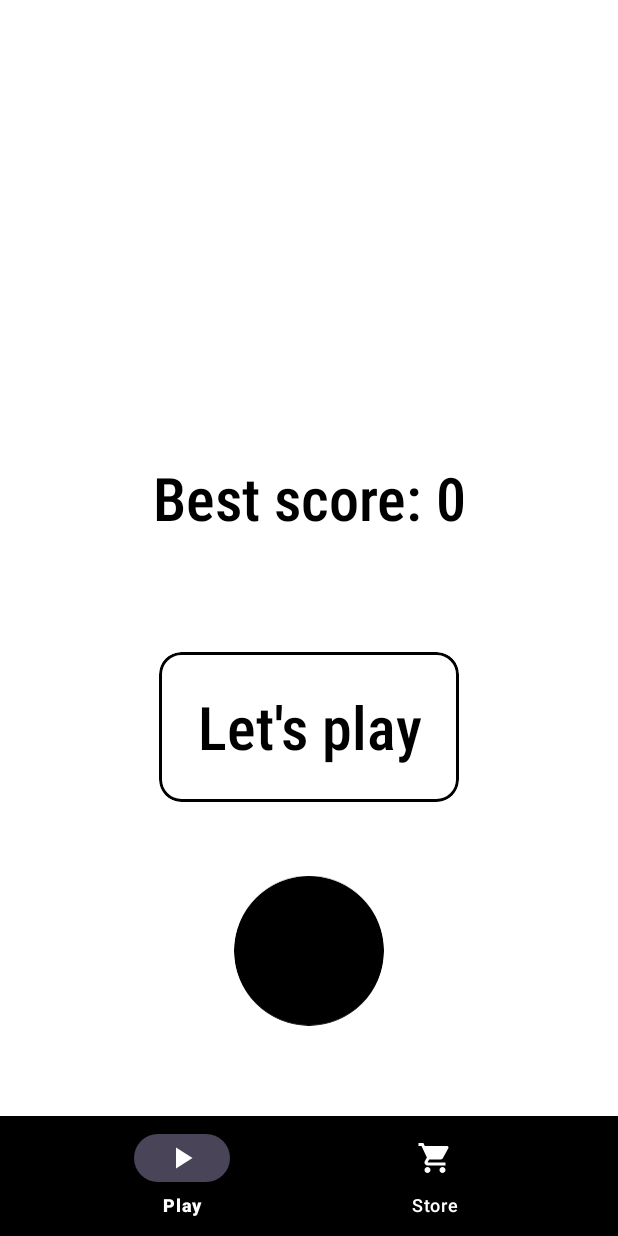
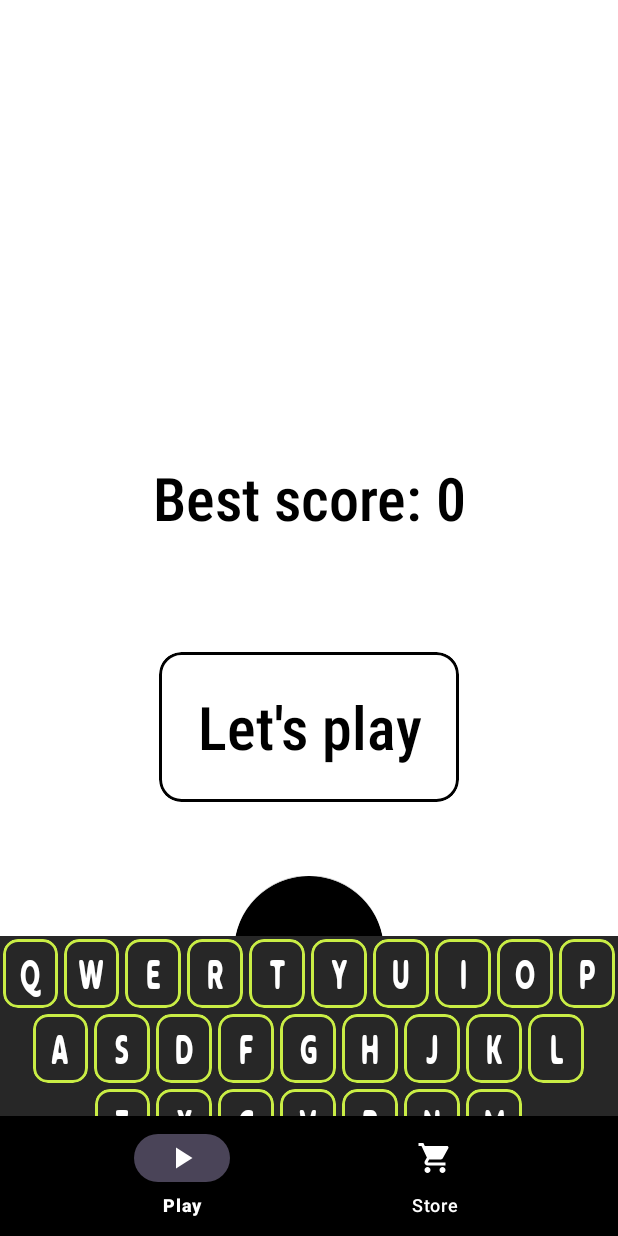
Before and after one commit to Agamagsm13/WorderWorld, an Android app built with Jetpack Compose: the LetsPlayFragment screen opened through its navigation route, on a phone screen of 412 x 824 dp. Run offline under Robolectric (Android 15) with nearby library versions, the phone set to English and light mode, and no system bars; our stand-ins replace AdMob, Dagger/Hilt's generated code, navigation-ui; libraries missing offline, so code that uses them is left out: com.android.billingclient; 1 statement that could not run was skipped.

Commit message:
custom keyboard

```diff
--- /dev/null
+++ b/app/src/main/java/com/example/worderworld/widget/CustomKey.kt
@@ -0,0 +1,52 @@
+package com.example.worderworld.widget
+
+import android.content.Context
+import android.util.AttributeSet
+import android.view.LayoutInflater
+import android.view.View
+import android.widget.Toast
+import androidx.constraintlayout.widget.ConstraintLayout
+import androidx.core.content.ContextCompat
+import com.agamatech.worderworld.R
+import com.agamatech.worderworld.databinding.WidgetKeyViewBinding
+import com.agamatech.worderworld.databinding.WidgetKeyboardViewBinding
+
+class CustomKey @JvmOverloads constructor(
+    context: Context,
+    attrs: AttributeSet? = null,
+    defStyleAttr: Int = 0,
+) : ConstraintLayout(context, attrs, defStyleAttr) {
+
+    private var binding: WidgetKeyViewBinding =
+        WidgetKeyViewBinding.inflate(LayoutInflater.from(context), this, true)
+
+    private var keyText: String?
+    private var keyState: Int?
+
+    init {
+        val array = context.obtainStyledAttributes(attrs, R.styleable.KeyViewStyle, defStyleAttr, 0)
+        keyText = array.getText(R.styleable.KeyViewStyle_key_text).toString()
+        keyState = array.getInt(R.styleable.KeyViewStyle_key_state, 0)
+        setUI()
+        array.recycle()
+    }
+
+    private fun setUI() {
+        binding.keyText.text = keyText
+        binding.keyCard.setOnClickListener {
+            Toast.makeText(context, binding.keyText.text, Toast.LENGTH_LONG).show()
+        }
+    }
+
+
+    private fun setBackgroundView(layout: View, backgroundColor: Int, corners: Int) {
+        //val shape = GradientDrawable()
+        //with(shape) {
+        //    this.shape = GradientDrawable.RECTANGLE
+        //    cornerRadius = corners.dpToPx()
+        //    setColor(backgroundColor)
+        //}
+        //layout.background = shape
+    }
+
+}
--- /dev/null
+++ b/app/src/main/java/com/example/worderworld/widget/CustomKeyboard.kt
@@ -0,0 +1,49 @@
+package com.example.worderworld.widget
+
+import android.content.Context
+import android.util.AttributeSet
+import android.view.LayoutInflater
+import android.view.View
+import androidx.constraintlayout.widget.ConstraintLayout
+import androidx.core.content.ContextCompat
+import com.agamatech.worderworld.R
+import com.agamatech.worderworld.databinding.WidgetKeyboardViewBinding
+
+class CustomKeyboard @JvmOverloads constructor(
+    context: Context,
+    attrs: AttributeSet? = null,
+    defStyleAttr: Int = 0,
+) : ConstraintLayout(context, attrs, defStyleAttr) {
+
+        private var binding: WidgetKeyboardViewBinding =
+        WidgetKeyboardViewBinding.inflate(LayoutInflater.from(context), this, true)
+
+    private var backgroundColor: Int
+    private val defaultBgColor by lazy { ContextCompat.getColor(context, R.color.transparent) }
+
+    init {
+        val array = context.obtainStyledAttributes(attrs, R.styleable.KeyboardViewStyle, defStyleAttr, 0)
+
+        backgroundColor = array.getColor(R.styleable.KeyboardViewStyle_keyboard_backgroundColor, defaultBgColor)
+        setUI()
+        array.recycle()
+    }
+
+    private fun setUI() {
+        //if (backgroundColor != defaultBgColor || corners > 0) {
+        //    setBackgroundView(binding.containerSpiciness, backgroundColor, corners)
+        //}
+    }
+
+
+    private fun setBackgroundView(layout: View, backgroundColor: Int, corners: Int) {
+        //val shape = GradientDrawable()
+        //with(shape) {
+        //    this.shape = GradientDrawable.RECTANGLE
+        //    cornerRadius = corners.dpToPx()
+        //    setColor(backgroundColor)
+        //}
+        //layout.background = shape
+    }
+
+}
--- a/app/src/main/res/layout/fragment_lets_play.xml
+++ b/app/src/main/res/layout/fragment_lets_play.xml
@@ -64,5 +64,10 @@
             android:textSize="40sp" />
     </com.google.android.material.card.MaterialCardView>
 
+    <com.example.worderworld.widget.CustomKeyboard
+        android:layout_width="match_parent"
+        android:layout_height="wrap_content"
+        app:layout_constraintBottom_toBottomOf="parent"
+        android:layout_marginBottom="50dp"/>
 
 </androidx.constraintlayout.widget.ConstraintLayout>
--- /dev/null
+++ b/app/src/main/res/layout/widget_key_view.xml
@@ -0,0 +1,38 @@
+<?xml version="1.0" encoding="utf-8"?>
+<androidx.constraintlayout.widget.ConstraintLayout xmlns:android="http://schemas.android.com/apk/res/android"
+    android:layout_width="match_parent"
+    android:layout_height="match_parent"
+    android:layout_margin="2dp"
+    xmlns:app="http://schemas.android.com/apk/res-auto"
+    xmlns:tools="http://schemas.android.com/tools">
+
+    <com.google.android.material.card.MaterialCardView
+        android:id="@+id/key_card"
+        android:layout_width="match_parent"
+        android:layout_height="match_parent"
+        app:cardCornerRadius="10dp"
+        android:elevation="0dp"
+        android:foreground="?android:attr/selectableItemBackground"
+        android:clickable="true"
+        android:focusable="true"
+        app:cardBackgroundColor="@color/grey_dark"
+        app:strokeWidth="2dp"
+        app:strokeColor="@color/lime">
+
+        <androidx.appcompat.widget.AppCompatTextView
+            android:id="@+id/key_text"
+            android:layout_width="match_parent"
+            android:layout_height="match_parent"
+            app:autoSizeTextType="uniform"
+            app:autoSizeMinTextSize="12dp"
+            app:autoSizeMaxTextSize="100dp"
+            app:autoSizeStepGranularity="2dp"
+            android:textColor="@color/white"
+            android:gravity="center"
+            android:layout_margin="5dp"
+            android:fontFamily="@font/pemanka"
+            android:textAllCaps="true"
+            android:clickable="false"
+            tools:text="w"/>
+    </com.google.android.material.card.MaterialCardView>
+</androidx.constraintlayout.widget.ConstraintLayout>
--- /dev/null
+++ b/app/src/main/res/layout/widget_keyboard_view.xml
@@ -0,0 +1,205 @@
+<?xml version="1.0" encoding="utf-8"?>
+<androidx.constraintlayout.widget.ConstraintLayout xmlns:android="http://schemas.android.com/apk/res/android"
+    android:layout_width="match_parent"
+    android:layout_height="wrap_content"
+    xmlns:app="http://schemas.android.com/apk/res-auto"
+    android:layout_gravity="bottom"
+    android:background="@color/grey_dark">
+
+    <LinearLayout
+    android:id="@+id/first_row"
+    app:layout_constraintTop_toTopOf="parent"
+    android:layout_width="match_parent"
+    android:layout_height="50dp"
+    android:orientation="horizontal">
+
+    <com.example.worderworld.widget.CustomKey
+        android:layout_width="0dp"
+        android:layout_height="match_parent"
+        android:layout_weight="1"
+        app:key_text="Q"/>
+    <com.example.worderworld.widget.CustomKey
+        android:layout_width="0dp"
+        android:layout_height="match_parent"
+        android:layout_weight="1"
+        app:key_state="1"
+        app:key_text="W"/>
+    <com.example.worderworld.widget.CustomKey
+        android:layout_width="0dp"
+        android:layout_height="match_parent"
+        android:layout_weight="1"
+        app:key_state="1"
+        app:key_text="E"/>
+    <com.example.worderworld.widget.CustomKey
+        android:layout_width="0dp"
+        android:layout_height="match_parent"
+        android:layout_weight="1"
+        app:key_state="1"
+        app:key_text="R"/>
+    <com.example.worderworld.widget.CustomKey
+        android:layout_width="0dp"
+        android:layout_height="match_parent"
+        android:layout_weight="1"
+        app:key_state="1"
+        app:key_text="T"/>
+    <com.example.worderworld.widget.CustomKey
+        android:layout_width="0dp"
+        android:layout_height="match_parent"
+        android:layout_weight="1"
+        app:key_state="1"
+        app:key_text="Y"/>
+    <com.example.worderworld.widget.CustomKey
+        android:layout_width="0dp"
+        android:layout_height="match_parent"
+        android:layout_weight="1"
+        app:key_state="1"
+        app:key_text="U"/>
+    <com.example.worderworld.widget.CustomKey
+        android:layout_width="0dp"
+        android:layout_height="match_parent"
+        android:layout_weight="1"
+        app:key_state="1"
+        app:key_text="I"/>
+    <com.example.worderworld.widget.CustomKey
+        android:layout_width="0dp"
+        android:layout_height="match_parent"
+        android:layout_weight="1"
+        app:key_state="1"
+        app:key_text="O"/>
+    <com.example.worderworld.widget.CustomKey
+        android:layout_width="0dp"
+        android:layout_height="match_parent"
+        android:layout_weight="1"
+        app:key_state="1"
+        app:key_text="P"/>
+</LinearLayout>
+
+    <LinearLayout
+        android:id="@+id/second_row"
+        app:layout_constraintTop_toBottomOf="@id/first_row"
+        android:layout_width="match_parent"
+        android:layout_height="50dp"
+        android:orientation="horizontal">
+
+        <View
+            android:layout_width="0dp"
+            android:layout_height="match_parent"
+            android:layout_weight="0.5" />
+        <com.example.worderworld.widget.CustomKey
+            android:layout_width="0dp"
+            android:layout_height="match_parent"
+            android:layout_weight="1"
+            app:key_text="A"/>
+        <com.example.worderworld.widget.CustomKey
+            android:layout_width="0dp"
+            android:layout_height="match_parent"
+            android:layout_weight="1"
+            app:key_state="1"
+            app:key_text="S"/>
+        <com.example.worderworld.widget.CustomKey
+            android:layout_width="0dp"
+            android:layout_height="match_parent"
+            android:layout_weight="1"
+            app:key_state="1"
+            app:key_text="D"/>
+        <com.example.worderworld.widget.CustomKey
+            android:layout_width="0dp"
+            android:layout_height="match_parent"
+            android:layout_weight="1"
+            app:key_state="1"
+            app:key_text="F"/>
+        <com.example.worderworld.widget.CustomKey
+            android:layout_width="0dp"
+            android:layout_height="match_parent"
+            android:layout_weight="1"
+            app:key_state="1"
+            app:key_text="G"/>
+        <com.example.worderworld.widget.CustomKey
+            android:layout_width="0dp"
+            android:layout_height="match_parent"
+            android:layout_weight="1"
+            app:key_state="1"
+            app:key_text="H"/>
+        <com.example.worderworld.widget.CustomKey
+            android:layout_width="0dp"
+            android:layout_height="match_parent"
+            android:layout_weight="1"
+            app:key_state="1"
+            app:key_text="J"/>
+        <com.example.worderworld.widget.CustomKey
+            android:layout_width="0dp"
+            android:layout_height="match_parent"
+            android:layout_weight="1"
+            app:key_state="1"
+            app:key_text="K"/>
+        <com.example.worderworld.widget.CustomKey
+            android:layout_width="0dp"
+            android:layout_height="match_parent"
+            android:layout_weight="1"
+            app:key_state="1"
+            app:key_text="L"/>
+        <View
+            android:layout_width="0dp"
+            android:layout_height="match_parent"
+            android:layout_weight="0.5"/>
+    </LinearLayout>
+
+    <LinearLayout
+        android:id="@+id/third_row"
+        app:layout_constraintTop_toBottomOf="@id/second_row"
+        android:layout_width="match_parent"
+        android:layout_height="50dp"
+        android:orientation="horizontal">
+
+        <View
+            android:layout_width="0dp"
+            android:layout_height="match_parent"
+            android:layout_weight="1.5"/>
+        <com.example.worderworld.widget.CustomKey
+            android:layout_width="0dp"
+            android:layout_height="match_parent"
+            android:layout_weight="1"
+            app:key_text="Z"/>
+        <com.example.worderworld.widget.CustomKey
+            android:layout_width="0dp"
+            android:layout_height="match_parent"
+            android:layout_weight="1"
+            app:key_state="1"
+            app:key_text="X"/>
+        <com.example.worderworld.widget.CustomKey
+            android:layout_width="0dp"
+            android:layout_height="match_parent"
+            android:layout_weight="1"
+            app:key_state="1"
+            app:key_text="C"/>
+        <com.example.worderworld.widget.CustomKey
+            android:layout_width="0dp"
+            android:layout_height="match_parent"
+            android:layout_weight="1"
+            app:key_state="1"
+            app:key_text="V"/>
+        <com.example.worderworld.widget.CustomKey
+            android:layout_width="0dp"
+            android:layout_height="match_parent"
+            android:layout_weight="1"
+            app:key_state="1"
+            app:key_text="B"/>
+        <com.example.worderworld.widget.CustomKey
+            android:layout_width="0dp"
+            android:layout_height="match_parent"
+            android:layout_weight="1"
+            app:key_state="1"
+            app:key_text="N"/>
+        <com.example.worderworld.widget.CustomKey
+            android:layout_width="0dp"
+            android:layout_height="match_parent"
+            android:layout_weight="1"
+            app:key_state="1"
+            app:key_text="M"/>
+        <View
+            android:layout_width="0dp"
+            android:layout_height="match_parent"
+            android:layout_weight="1.5"/>
+    </LinearLayout>
+
+</androidx.constraintlayout.widget.ConstraintLayout>
--- /dev/null
+++ b/app/src/main/res/values/attrs.xml
@@ -0,0 +1,14 @@
+<?xml version="1.0" encoding="utf-8"?>
+
+
+<resources>
+
+    <declare-styleable name="KeyboardViewStyle">
+        <attr name="keyboard_backgroundColor" format="color" />
+    </declare-styleable>
+
+    <declare-styleable name="KeyViewStyle">
+        <attr name="key_state" format="integer" />
+        <attr name="key_text" format="string" />
+    </declare-styleable>
+</resources>
--- a/app/src/main/res/values/colors.xml
+++ b/app/src/main/res/values/colors.xml
@@ -6,12 +6,14 @@
     <color name="teal_200">#FF03DAC5</color>
     <color name="teal_700">#FF018786</color>
     <color name="black">#FF000000</color>
+    <color name="grey_dark">#272727</color>
     <color name="black_5">#0D000000</color>
     <color name="grey">#f2f2f2</color>
     <color name="green">#397728</color>
     <color name="blue">#1A4A7E</color>
     <color name="white">#FFFFFFFF</color>
     <color name="red">#FF0000</color>
+    <color name="lime">#C9ED45</color>
     <color name="red_30">#4DFF0000</color>
     <color name="transparent">#00FFFFFF</color>
 </resources>
```
Also changed, not shown: app/src/main/res/font/pemanka.ttf (added).
